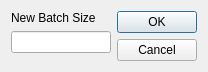
First picture: the form in ui/scaleRecipeTool.ui, repository Brewtarget/brewtarget, before the edit.
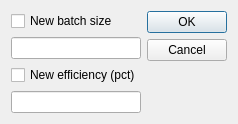
Second picture: the form after the edit.

Commit message: Fixes issue 3147834. Added a way to scale recipe to a new efficiency.

The edit to the form file:
```diff
--- a/ui/scaleRecipeTool.ui
+++ b/ui/scaleRecipeTool.ui
@@ -6,8 +6,8 @@
    <rect>
     <x>0</x>
     <y>0</y>
-    <width>190</width>
-    <height>68</height>
+    <width>238</width>
+    <height>114</height>
    </rect>
   </property>
   <property name="windowTitle">
@@ -17,9 +17,9 @@
    <item>
     <layout class="QVBoxLayout" name="verticalLayout">
      <item>
-      <widget class="QLabel" name="label">
+      <widget class="QCheckBox" name="checkBox_batchSize">
        <property name="text">
-        <string>New Batch Size</string>
+        <string>New batch size</string>
        </property>
       </widget>
      </item>
@@ -36,6 +36,16 @@
        </property>
       </widget>
      </item>
+     <item>
+      <widget class="QCheckBox" name="checkBox_efficiency">
+       <property name="text">
+        <string>New efficiency (pct)</string>
+       </property>
+      </widget>
+     </item>
+     <item>
+      <widget class="QLineEdit" name="lineEdit_newEfficiency"/>
+     </item>
      <item>
       <spacer name="verticalSpacer_2">
        <property name="orientation">
```
The commit also changes 2 other files.
